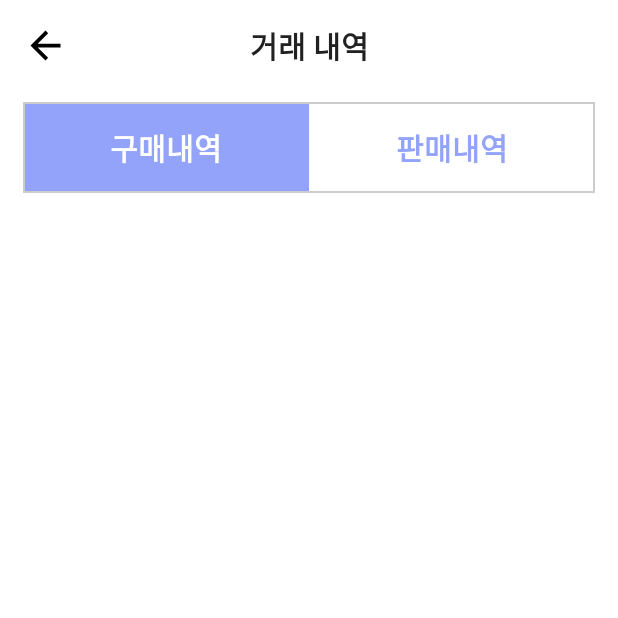
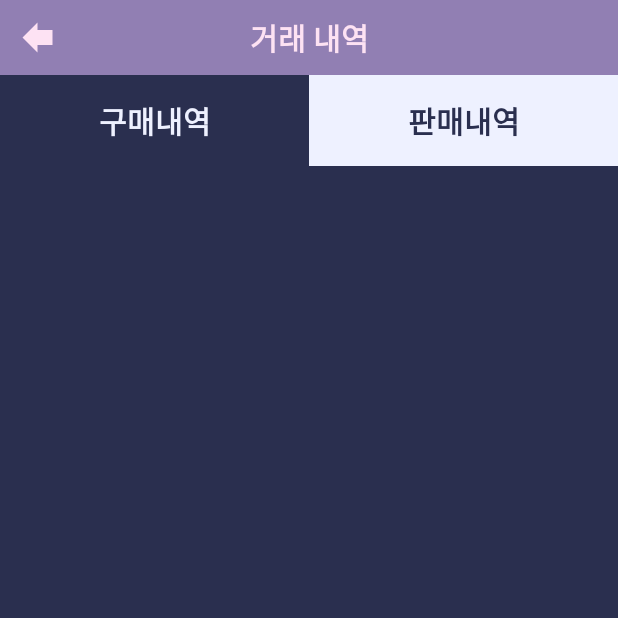
Before and after one commit to KIMHYUNWOO123/FIFAOnlineSupApp, an Android app built with Jetpack Compose: the composable Transaction called with empty values, on a phone screen of 412 x 824 dp, the top half of it. Run offline under Robolectric (Android 15) with nearby library versions, the phone set to English and light mode, and no system bars; our stand-ins replace Dagger/Hilt's generated code, livedata-compose, paging; libraries missing offline, so code that uses them is left out: coil.decode; network calls fail; pictures from the network do not load; 3 statements that could not run were skipped.

Commit message:
ui update

```diff
--- a/app/src/main/java/com/example/myapp/map/Mapper.kt
+++ b/app/src/main/java/com/example/myapp/map/Mapper.kt
@@ -14,7 +14,7 @@ class Mapper {
             val date = item.achievementDate
             val removedDate = date.removeRange(0, 2)
             val slicedDate = removedDate.split("T")
-            val resultDate = "${slicedDate[0]}  ${slicedDate[1]}"
+            val resultDate = slicedDate[0]
             list.add(
                 i,
                 BestRankList(
--- a/app/src/main/java/com/example/myapp/ui/transaction/Transaction.kt
+++ b/app/src/main/java/com/example/myapp/ui/transaction/Transaction.kt
@@ -3,7 +3,6 @@ package com.example.myapp.ui.transaction
 import androidx.activity.compose.LocalOnBackPressedDispatcherOwner
 import androidx.compose.foundation.Image
 import androidx.compose.foundation.background
-import androidx.compose.foundation.border
 import androidx.compose.foundation.clickable
 import androidx.compose.foundation.interaction.MutableInteractionSource
 import androidx.compose.foundation.layout.*
@@ -17,7 +16,6 @@ import androidx.compose.runtime.livedata.observeAsState
 import androidx.compose.ui.Alignment
 import androidx.compose.ui.Modifier
 import androidx.compose.ui.draw.clip
-import androidx.compose.ui.graphics.Color
 import androidx.compose.ui.layout.ContentScale
 import androidx.compose.ui.res.colorResource
 import androidx.compose.ui.res.painterResource
@@ -33,7 +31,7 @@ import com.example.myapp.utils.LoadingBar
 @Composable
 fun Transaction(
     viewModel: TransactionViewModel = hiltViewModel(),
-    accessId: String
+    accessId: String,
 ) {
     var isBuy by remember {
         mutableStateOf(true)
@@ -44,64 +42,71 @@ fun Transaction(
     val transactionData by viewModel.transactionData.observeAsState()
     val isLoading by viewModel.isLoading.observeAsState()
     val backPressedDispatcher = LocalOnBackPressedDispatcherOwner.current?.onBackPressedDispatcher
-    Box(modifier = Modifier.fillMaxSize(), contentAlignment = Alignment.Center) {
     Box(
         modifier = Modifier
             .fillMaxSize()
-                .padding(15.dp), contentAlignment = Alignment.TopStart
+            .background(colorResource(id = R.color.app_color1)), contentAlignment = Alignment.Center
+    ) {
+        Column(
+            modifier = Modifier
+                .fillMaxSize(), horizontalAlignment = Alignment.CenterHorizontally
+        ) {
+            Row(
+                modifier = Modifier
+                    .fillMaxWidth()
+                    .background(colorResource(id = R.color.app_color2))
+            ) {
+                Box(
+                    modifier = Modifier.padding(10.dp), contentAlignment = Alignment.TopStart
                 ) {
                     Image(
-                painter = painterResource(id = R.drawable.ic_back_24),
-                modifier = Modifier
+                        painter = painterResource(id = R.drawable.ic_back_new), modifier = Modifier
                             .size(30.dp)
                             .clickable(
-                        interactionSource = MutableInteractionSource(),
-                        indication = null
-                    ) { backPressedDispatcher?.onBackPressed() },
-                contentDescription = "뒤로가기",
-                contentScale = ContentScale.Crop
+                                interactionSource = MutableInteractionSource(), indication = null
+                            ) { backPressedDispatcher?.onBackPressed() }, contentDescription = "뒤로가기", contentScale = ContentScale.Crop
                     )
-        }
-        Column(
-            modifier = Modifier
-                .fillMaxSize()
-                .padding(15.dp), horizontalAlignment = Alignment.CenterHorizontally
-        ) {
                     Box(
                         modifier = Modifier
-                    .wrapContentSize(), contentAlignment = Alignment.TopCenter
+                            .fillMaxWidth(), contentAlignment = Alignment.Center
                     ) {
-                Text(text = "거래 내역", fontSize = 20.sp, fontWeight = FontWeight.Bold)
+                        Text(text = "거래 내역", fontSize = 20.sp, fontWeight = FontWeight.Bold, color = colorResource(id = R.color.app_color4))
                     }
-            Spacer(modifier = Modifier.fillMaxHeight(0.03f))
-            Row(modifier = Modifier.border(1.dp, color = Color.LightGray)) {
+                }
+            }
+            Row {
                 Box(
                     modifier = Modifier
                         .fillMaxWidth(0.5f)
-                        .background(if (isBuy) colorResource(id = R.color.app_color) else Color.White)
+                        .background(if (isBuy) colorResource(id = R.color.app_color1) else colorResource(id = R.color.app_color8))
                         .padding(15.dp)
                         .clickable(interactionSource = MutableInteractionSource(), indication = null) {
                             isBuy = true
                             viewModel.getTransactionRecord(accessId = accessId, "buy")
                         }, contentAlignment = Alignment.Center
                 ) {
-                    Text("구매내역", fontSize = 20.sp, fontWeight = FontWeight.Bold, color = if (isBuy) Color.White else colorResource(id = R.color.app_color))
+                    Text("구매내역", fontSize = 20.sp, fontWeight = FontWeight.Bold, color = if (isBuy) colorResource(id = R.color.app_color8) else colorResource(id = R.color.app_color1))
                 }
                 Box(
                     modifier = Modifier
                         .fillMaxWidth(1f)
-                        .background(if (!isBuy) colorResource(id = R.color.app_color) else Color.White)
+                        .background(if (!isBuy) colorResource(id = R.color.app_color1) else colorResource(id = R.color.app_color8))
                         .padding(15.dp)
                         .clickable(interactionSource = MutableInteractionSource(), indication = null) {
                             isBuy = false
                             viewModel.getTransactionRecord(accessId = accessId, "sell")
                         }, contentAlignment = Alignment.Center
                 ) {
-                    Text("판매내역", fontSize = 20.sp, fontWeight = FontWeight.Bold, color = if (!isBuy) Color.White else colorResource(id = R.color.app_color))
+                    Text("판매내역", fontSize = 20.sp, fontWeight = FontWeight.Bold, color = if (!isBuy) colorResource(id = R.color.app_color8) else colorResource(id = R.color.app_color1))
                 }
             }
             if (!isLoading!! && transactionData != null) {
-                LazyColumn {
+                LazyColumn(
+                    modifier = Modifier
+                        .background(colorResource(id = R.color.app_color1))
+                        .fillMaxSize()
+                        .padding(10.dp)
+                ) {
                     items(transactionData!!) {
                         TransactionCard(data = it, isBuy)
                         Divider(thickness = 1.dp, color = colorResource(id = R.color.app_color))
@@ -146,7 +151,7 @@ fun TransactionCard(data: TransactionData, isBuy: Boolean) {
                     modifier = Modifier.size(25.dp)
                 )
                 Spacer(modifier = Modifier.fillMaxWidth(0.01f))
-                Text(text = data.name, fontSize = 14.sp, fontWeight = FontWeight.SemiBold, color = Color.Black)
+                Text(text = data.name, fontSize = 14.sp, fontWeight = FontWeight.SemiBold, color = colorResource(id = R.color.app_color8))
                 Spacer(modifier = Modifier.fillMaxWidth(0.01f))
                 Box(
                     modifier = Modifier
@@ -164,7 +169,7 @@ fun TransactionCard(data: TransactionData, isBuy: Boolean) {
                         .fillMaxWidth()
                         .padding(end = 5.dp), contentAlignment = Alignment.CenterEnd
                 ) {
-                    Text(text = data.tradeDate, fontSize = 10.sp)
+                    Text(text = data.tradeDate, fontSize = 10.sp, color = colorResource(id = R.color.app_color8))
                 }
                 Spacer(modifier = Modifier.fillMaxHeight(0.05f))
                 Box(
```
Also changed, not shown: app/src/main/java/com/example/myapp/ui/match/Match.kt (+35 -22 lines), app/src/main/java/com/example/myapp/ui/ranker/Ranker.kt (+5 -11 lines), app/src/main/java/com/example/myapp/ui/user/User.kt (+89 -40 lines), app/src/main/java/com/example/myapp/ui/user/UserViewModel.kt (+5 -6 lines), app/src/main/java/com/example/myapp/utils/EmptyView.kt (+8 -3 lines). Lines whose indentation alone changed are shown as unchanged.
